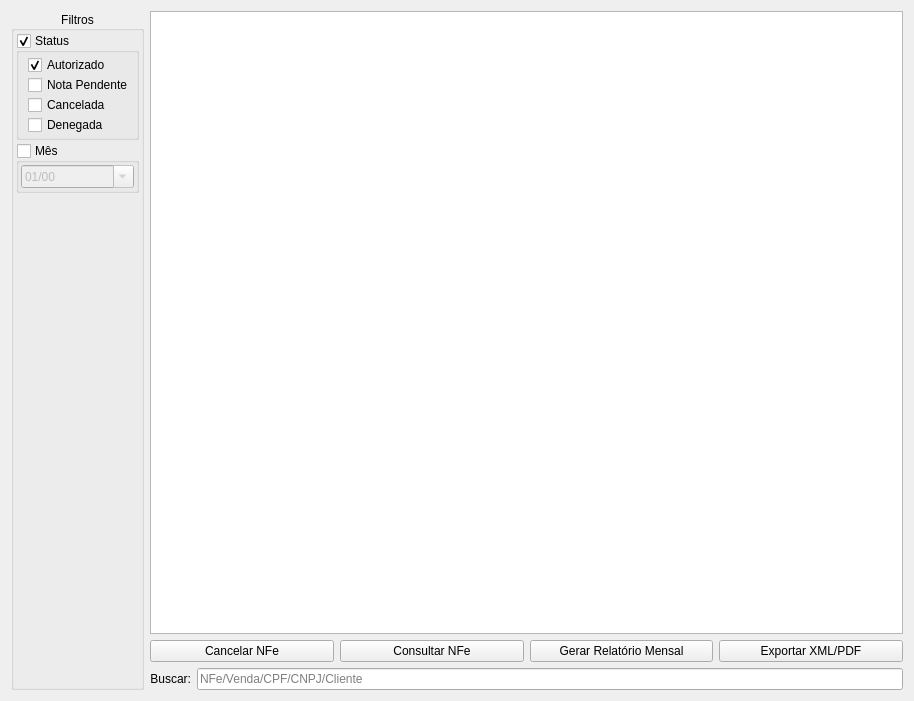
Above: ui/widgetnfesaida.ui from darktorres/ERP-STACCATO before the change. Below: the same form after it.
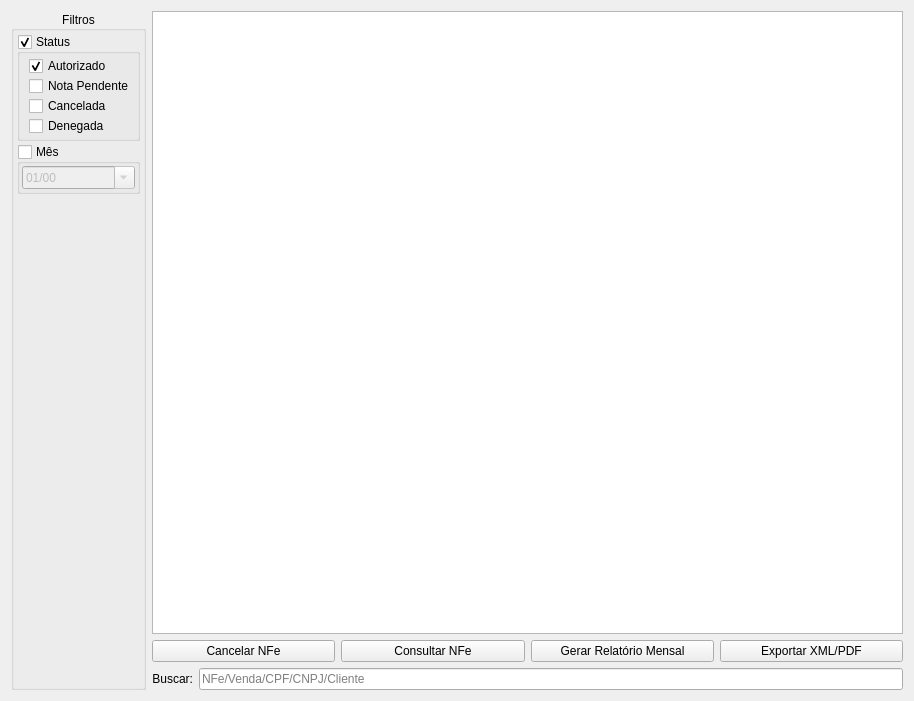
That is the form after the change. Custom widgets are drawn as their Qt base class.

```diff
--- a/ui/widgetnfesaida.ui
+++ b/ui/widgetnfesaida.ui
@@ -85,16 +85,16 @@
        <number>3</number>
       </property>
       <property name="leftMargin">
-       <number>2</number>
+       <number>3</number>
       </property>
       <property name="topMargin">
-       <number>2</number>
+       <number>3</number>
       </property>
       <property name="rightMargin">
-       <number>2</number>
+       <number>3</number>
       </property>
       <property name="bottomMargin">
-       <number>2</number>
+       <number>3</number>
       </property>
       <item>
        <widget class="QGroupBox" name="groupBoxStatus">
```
